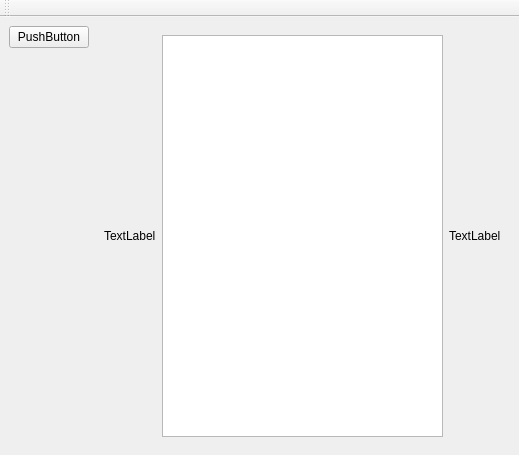
Qt form to_do.ui (HardEnoughy/toDoAppOnQt) before a commit.
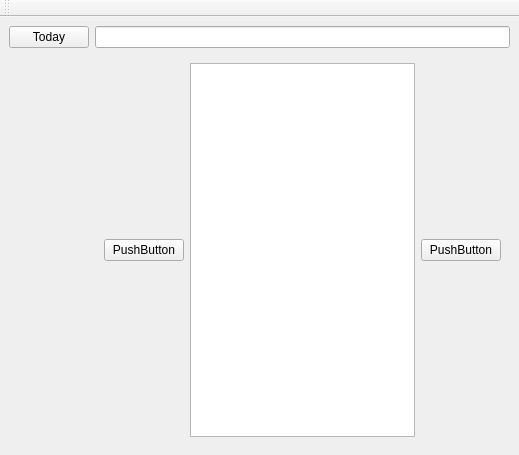
The same form after that commit.

Commit message: task_add_window_done

What changed in the file:
```diff
--- a/to_do.ui
+++ b/to_do.ui
@@ -20,7 +20,7 @@
       <item>
        <widget class="QPushButton" name="pushButton">
         <property name="text">
-         <string>PushButton</string>
+         <string>Today</string>
         </property>
        </widget>
       </item>
@@ -40,27 +40,45 @@
      </layout>
     </item>
     <item>
+     <layout class="QVBoxLayout" name="verticalLayout_4">
+      <item>
+       <widget class="QLineEdit" name="task_title">
+        <property name="alignment">
+         <set>Qt::AlignCenter</set>
+        </property>
+        <property name="readOnly">
+         <bool>true</bool>
+        </property>
+       </widget>
+      </item>
+      <item>
      <widget class="QWidget" name="tasks_overview_widget" native="true">
       <layout class="QHBoxLayout" name="horizontalLayout_4">
        <item>
-        <widget class="QLabel" name="left_arrow">
+          <widget class="QPushButton" name="left_arrow">
          <property name="text">
-          <string>TextLabel</string>
+            <string>PushButton</string>
          </property>
         </widget>
        </item>
        <item>
-        <widget class="QTextEdit" name="task_window"/>
+          <widget class="QTextEdit" name="task_window">
+           <property name="readOnly">
+            <bool>true</bool>
+           </property>
+          </widget>
        </item>
        <item>
-        <widget class="QLabel" name="right_arrow">
+          <widget class="QPushButton" name="right_arrow">
          <property name="text">
-          <string>TextLabel</string>
+            <string>PushButton</string>
          </property>
         </widget>
        </item>
       </layout>
      </widget>
+      </item>
+     </layout>
     </item>
    </layout>
   </widget>
```
Left out of the diff: 2 changed lines with no effect on the pictures. Lines whose indentation alone changed are shown as unchanged. The commit also changes 14 other files.
